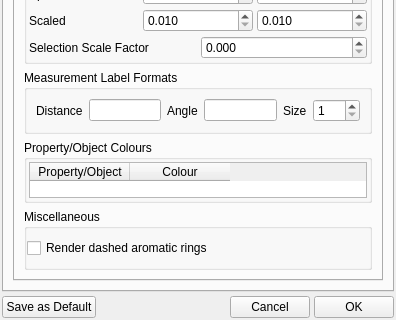
Qt form branches/nugui/src/gui/prefs.ui (trisyoungs/aten) before a commit; both pictures show x 0 to 396 and y 184 to 504 of the 396 by 504 pixel window.
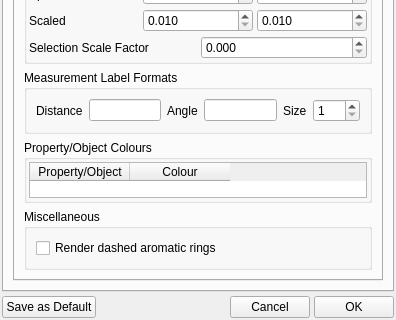
The same form after that commit. The open tabs and pages were chosen to show the change. Icons and pictures are not drawn. Custom widgets are drawn as their Qt base class.

```diff
--- a/branches/nugui/src/gui/prefs.ui
+++ b/branches/nugui/src/gui/prefs.ui
@@ -992,9 +992,6 @@
               <string>Miscellaneous</string>
              </property>
              <layout class="QVBoxLayout" name="verticalLayout_14">
-              <property name="leftMargin">
-               <number>0</number>
-              </property>
               <item>
                <widget class="QCheckBox" name="RenderDashedAromaticsCheck">
                 <property name="text">
```
